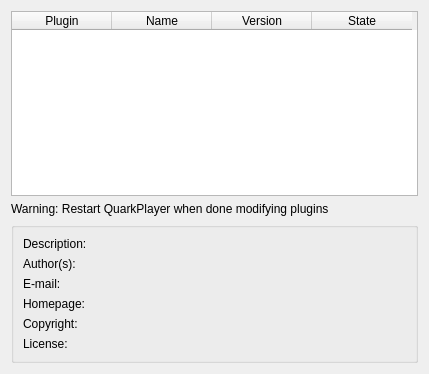
Above: quarkplayer/config/PluginsConfigWidget.ui from tkrotoff/QuarkPlayer before the change. Below: the same form after it.
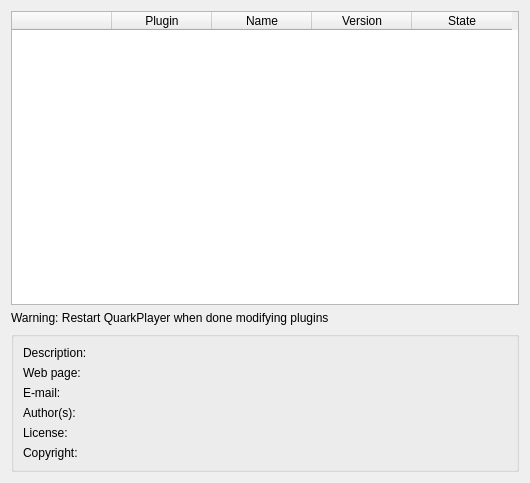
That is the form after the change.

Commit message: PluginInterface now contains plugin name, authors... Fix media deletion inside the playlist (DragAndDropTreeView.cpp + PlaylistModel.cpp) Improve a lot the plugin configuration window

What changed in the file:
```diff
--- a/quarkplayer/config/PluginsConfigWidget.ui
+++ b/quarkplayer/config/PluginsConfigWidget.ui
@@ -5,8 +5,8 @@
    <rect>
     <x>0</x>
     <y>0</y>
-    <width>429</width>
-    <height>374</height>
+    <width>530</width>
+    <height>483</height>
    </rect>
   </property>
   <layout class="QGridLayout" name="gridLayout_2" >
@@ -21,6 +21,11 @@
      <property name="showGrid" >
       <bool>false</bool>
      </property>
+     <column>
+      <property name="text" >
+       <string> </string>
+      </property>
+     </column>
      <column>
       <property name="text" >
        <string>Plugin</string>
@@ -51,16 +56,10 @@
     </widget>
    </item>
    <item row="2" column="0" >
-    <widget class="QGroupBox" name="groupBox" >
-     <property name="title" >
-      <string/>
-     </property>
+    <widget class="QGroupBox" name="descriptionGroupBox" >
      <layout class="QGridLayout" name="gridLayout" >
       <item row="0" column="0" >
        <layout class="QFormLayout" name="formLayout" >
-        <property name="fieldGrowthPolicy" >
-         <enum>QFormLayout::AllNonFixedFieldsGrow</enum>
-        </property>
         <item row="0" column="0" >
          <widget class="QLabel" name="label" >
           <property name="text" >
@@ -71,15 +70,36 @@
         <item row="0" column="1" >
          <widget class="QLabel" name="descriptionLabel" />
         </item>
-        <item row="1" column="0" >
+        <item row="3" column="0" >
          <widget class="QLabel" name="label_3" >
           <property name="text" >
            <string>Author(s):</string>
           </property>
          </widget>
         </item>
+        <item row="3" column="1" >
+         <widget class="QLabel" name="authorsLabel" >
+          <property name="textInteractionFlags" >
+           <set>Qt::LinksAccessibleByMouse|Qt::TextSelectableByMouse</set>
+          </property>
+         </widget>
+        </item>
+        <item row="1" column="0" >
+         <widget class="QLabel" name="label_6" >
+          <property name="text" >
+           <string>Web page:</string>
+          </property>
+         </widget>
+        </item>
         <item row="1" column="1" >
-         <widget class="QLabel" name="authorsLabel" />
+         <widget class="QLabel" name="webpageLabel" >
+          <property name="openExternalLinks" >
+           <bool>true</bool>
+          </property>
+          <property name="textInteractionFlags" >
+           <set>Qt::LinksAccessibleByMouse|Qt::TextSelectableByMouse</set>
+          </property>
+         </widget>
         </item>
         <item row="2" column="0" >
          <widget class="QLabel" name="label_5" >
@@ -89,37 +109,42 @@
          </widget>
         </item>
         <item row="2" column="1" >
-         <widget class="QLabel" name="emailLabel" />
-        </item>
-        <item row="3" column="0" >
-         <widget class="QLabel" name="label_6" >
-          <property name="text" >
-           <string>Homepage:</string>
+         <widget class="QLabel" name="emailLabel" >
+          <property name="openExternalLinks" >
+           <bool>true</bool>
+          </property>
+          <property name="textInteractionFlags" >
+           <set>Qt::LinksAccessibleByMouse|Qt::TextSelectableByMouse</set>
           </property>
          </widget>
         </item>
-        <item row="3" column="1" >
-         <widget class="QLabel" name="homepageLabel" />
-        </item>
         <item row="4" column="0" >
-         <widget class="QLabel" name="label_7" >
-          <property name="text" >
-           <string>Copyright:</string>
-          </property>
-         </widget>
-        </item>
-        <item row="4" column="1" >
-         <widget class="QLabel" name="copyrightLabel" />
-        </item>
-        <item row="5" column="0" >
          <widget class="QLabel" name="label_8" >
           <property name="text" >
            <string>License:</string>
           </property>
          </widget>
         </item>
+        <item row="4" column="1" >
+         <widget class="QLabel" name="licenseLabel" >
+          <property name="textInteractionFlags" >
+           <set>Qt::LinksAccessibleByMouse|Qt::TextSelectableByMouse</set>
+          </property>
+         </widget>
+        </item>
+        <item row="5" column="0" >
+         <widget class="QLabel" name="label_7" >
+          <property name="text" >
+           <string>Copyright:</string>
+          </property>
+         </widget>
+        </item>
         <item row="5" column="1" >
-         <widget class="QLabel" name="licenseLabel" />
+         <widget class="QLabel" name="copyrightLabel" >
+          <property name="textInteractionFlags" >
+           <set>Qt::LinksAccessibleByMouse|Qt::TextSelectableByMouse</set>
+          </property>
+         </widget>
         </item>
        </layout>
       </item>
```
Left out of the diff: 8 changed lines with no effect on the pictures. The commit also changes 21 other files.
